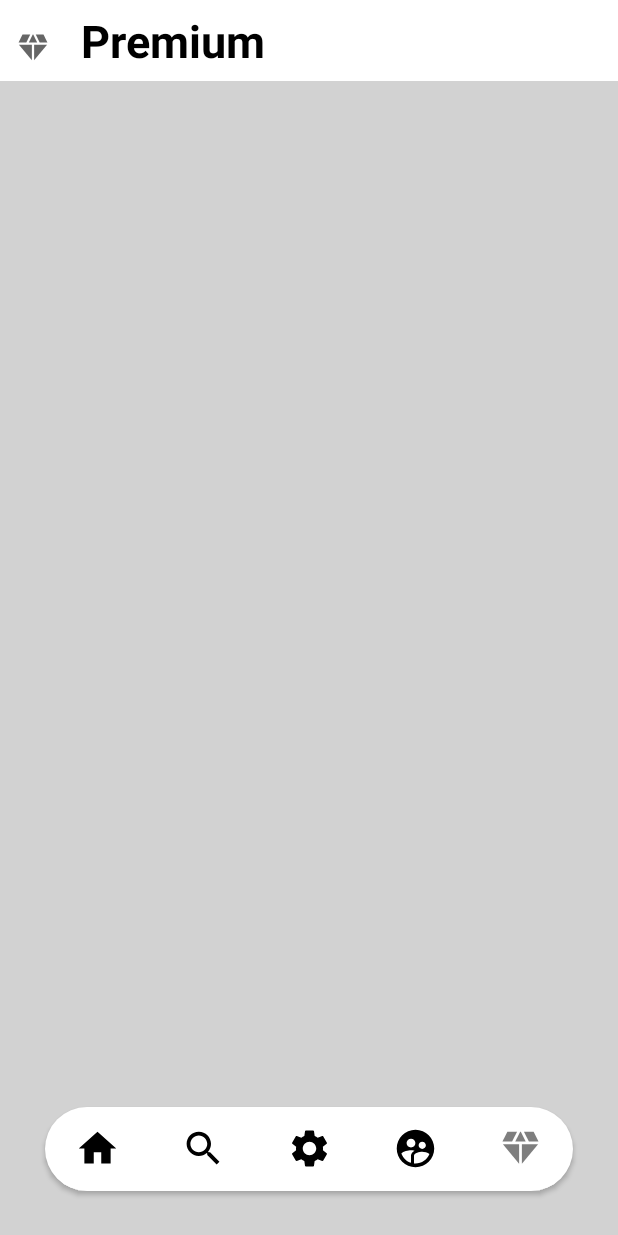
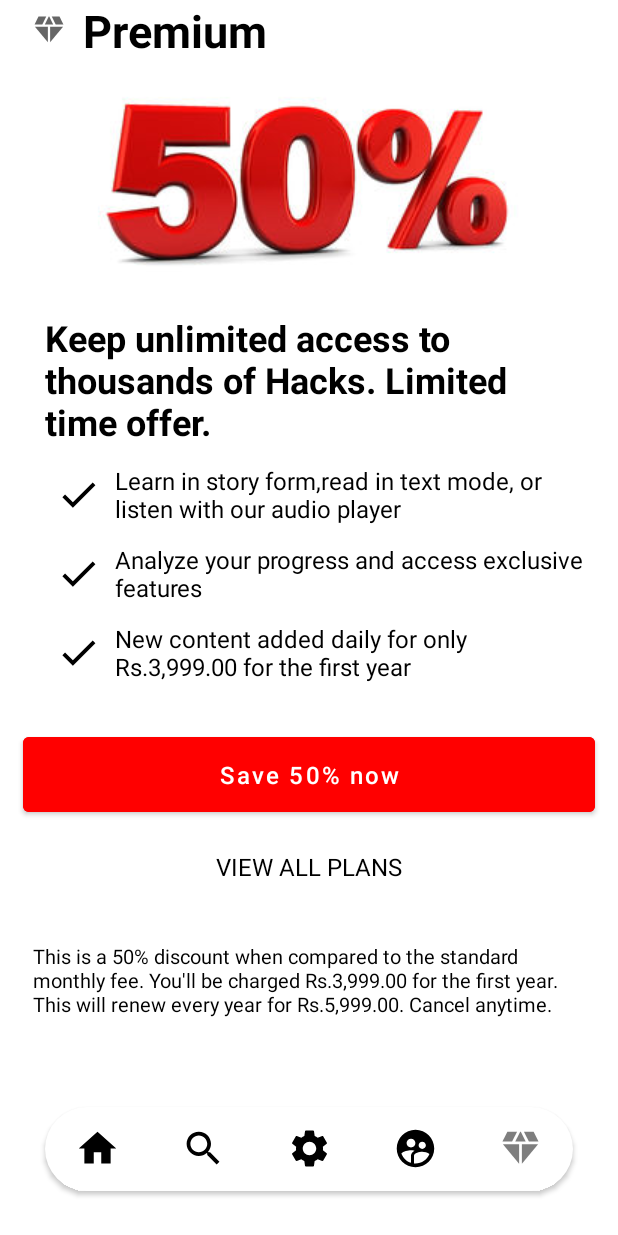
Before and after one commit to umangsh28/UpTime, an Android app: the PremiumFragment screen opened through its navigation route, on a phone screen of 412 x 824 dp. Run offline under Robolectric (Android 15) with nearby library versions, the light colour scheme and no system bars; our stand-ins replace navigation-ui.

Commit message:
Premium Page

```diff
--- /dev/null
+++ b/app/src/main/res/drawable/ic_check.xml
@@ -0,0 +1,10 @@
+<vector xmlns:android="http://schemas.android.com/apk/res/android"
+    android:width="30dp"
+    android:height="30dp"
+    android:viewportWidth="24"
+    android:viewportHeight="24"
+    android:tint="@color/black">
+  <path
+      android:fillColor="@android:color/black"
+      android:pathData="M9,16.17L4.83,12l-1.42,1.41L9,19 21,7l-1.41,-1.41z"/>
+</vector>
--- a/app/src/main/res/layout/fragment_premium.xml
+++ b/app/src/main/res/layout/fragment_premium.xml
@@ -1,28 +1,136 @@
 <?xml version="1.0" encoding="utf-8"?>
-<LinearLayout xmlns:android="http://schemas.android.com/apk/res/android"
+<ScrollView xmlns:android="http://schemas.android.com/apk/res/android"
     xmlns:tools="http://schemas.android.com/tools"
     android:layout_width="match_parent"
+    android:background="@color/white"
     android:layout_height="match_parent"
     tools:context=".FragmentsPage.PremiumFragment">
-
+    <LinearLayout
+        android:layout_width="match_parent"
+        android:orientation="vertical"
+        android:layout_height="wrap_content">
     <LinearLayout
         android:layout_width="match_parent"
         android:background="@drawable/premium_frag_bg"
         android:layout_height="wrap_content">
         <ImageView
             android:layout_width="wrap_content"
-            android:layout_marginTop="10dp"
-            android:padding="10dp"
+            android:padding="5dp"
+            android:layout_marginStart="15dp"
+            android:layout_gravity="center"
             android:layout_height="wrap_content"
             android:src="@drawable/ic_premium"/>
         <TextView
             android:layout_width="wrap_content"
             android:layout_gravity="center_vertical"
             android:layout_height="wrap_content"
-            android:layout_marginStart="10dp"
+            android:layout_marginStart="5dp"
             android:text="Premium"
             android:textStyle="bold"
             android:textColor="@color/black"
             android:textSize="30sp"/>
     </LinearLayout>
-</LinearLayout>
+    <ImageView
+        android:layout_width="match_parent"
+        android:layout_height="wrap_content"
+        android:src="@drawable/precentageoff"/>
+    <TextView
+        android:layout_width="wrap_content"
+        android:layout_height="wrap_content"
+        android:textStyle="bold"
+        android:textSize="24sp"
+        android:textColor="@color/black"
+        android:layout_marginTop="8dp"
+        android:layout_marginStart="30dp"
+        android:layout_marginEnd="30dp"
+        android:text="Keep unlimited access to thousands of Hacks. Limited time offer."/>
+    <LinearLayout
+        android:layout_width="match_parent"
+        android:layout_marginTop="12dp"
+        android:layout_height="wrap_content">
+        <ImageView
+            android:layout_width="wrap_content"
+            android:padding="5dp"
+            android:layout_marginStart="32dp"
+            android:layout_height="wrap_content"
+            android:src="@drawable/ic_check"/>
+        <TextView
+            android:layout_width="match_parent"
+            android:layout_marginStart="4dp"
+            android:layout_marginEnd="20dp"
+            android:textColor="@color/black"
+            android:layout_height="wrap_content"
+            android:textSize="16sp"
+            android:text="Learn in story form,read in text mode, or listen with our audio player"/>
+    </LinearLayout>
+    <LinearLayout
+        android:layout_width="match_parent"
+        android:layout_marginTop="12dp"
+        android:layout_height="wrap_content">
+        <ImageView
+            android:layout_width="wrap_content"
+            android:padding="5dp"
+            android:layout_marginStart="32dp"
+            android:layout_height="wrap_content"
+            android:src="@drawable/ic_check"/>
+        <TextView
+            android:layout_width="match_parent"
+            android:layout_marginStart="4dp"
+            android:layout_marginEnd="20dp"
+            android:textColor="@color/black"
+            android:layout_height="wrap_content"
+            android:textSize="16sp"
+            android:text="Analyze your progress and access exclusive features"/>
+    </LinearLayout>
+    <LinearLayout
+        android:layout_width="match_parent"
+        android:layout_marginTop="12dp"
+        android:layout_height="wrap_content">
+        <ImageView
+            android:layout_width="wrap_content"
+            android:padding="5dp"
+            android:layout_marginStart="32dp"
+            android:layout_height="wrap_content"
+            android:src="@drawable/ic_check"/>
+        <TextView
+            android:layout_width="match_parent"
+            android:layout_marginStart="4dp"
+            android:layout_marginEnd="20dp"
+            android:textColor="@color/black"
+            android:layout_height="wrap_content"
+            android:textSize="16sp"
+            android:text="New content added daily for only Rs.3,999.00 for the first year"/>
+    </LinearLayout>
+    <Button
+        android:layout_width="match_parent"
+        android:layout_height="wrap_content"
+        android:backgroundTint="#ff0000"
+        android:textColor="@color/white"
+        android:text="Save 50% now"
+        android:textSize="16sp"
+        android:padding="14dp"
+        android:textAllCaps="false"
+        android:layout_marginStart="15dp"
+        android:layout_marginEnd="15dp"
+        android:layout_marginTop="30dp"/>
+        <TextView
+            android:layout_width="match_parent"
+            android:layout_height="wrap_content"
+            android:textColor="@color/black"
+            android:gravity="center"
+            android:text="VIEW ALL PLANS"
+            android:textSize="16sp"
+            android:layout_marginTop="5dp"
+            android:padding="14dp"/>
+        <TextView
+            android:layout_width="match_parent"
+            android:layout_height="wrap_content"
+            android:text="This is a 50% discount when compared to the standard monthly fee. You'll be charged Rs.3,999.00 for the first year. This will renew every year for Rs.5,999.00. Cancel anytime."
+            android:layout_marginTop="25dp"
+            android:layout_marginStart="22dp"
+            android:textColor="@color/black"
+            android:layout_marginEnd="22dp"
+            android:textSize="13dp"
+            android:layout_marginBottom="120dp"/>
+    </LinearLayout>
+</ScrollView>
```
Also changed, not shown: app/src/main/res/drawable/precentageoff.jpg (added).
